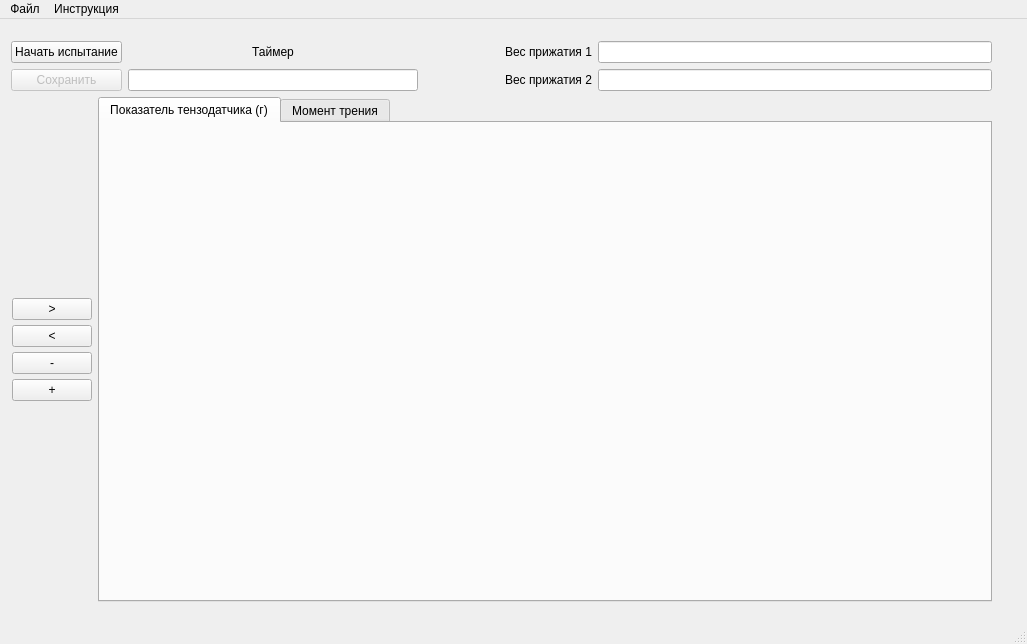
Above: design.ui from 1Aboka1/tribometer-arduino before the change. Below: the same form after it.
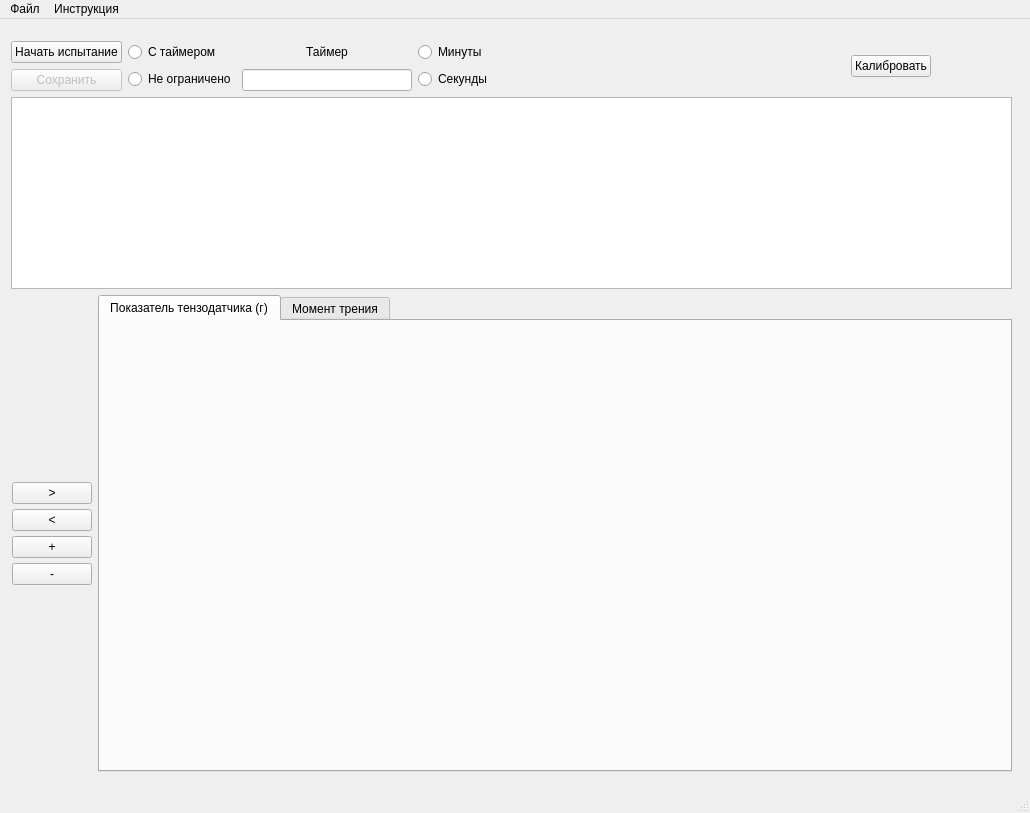
That is the form after the change.

Commit message: long exit fixed; table added; no timer; several exams

```diff
--- a/design.ui
+++ b/design.ui
@@ -6,25 +6,25 @@
    <rect>
     <x>0</x>
     <y>0</y>
-    <width>1027</width>
-    <height>644</height>
+    <width>1030</width>
+    <height>813</height>
    </rect>
   </property>
   <property name="windowTitle">
    <string>MainWindow</string>
   </property>
   <widget class="QWidget" name="centralwidget">
-   <widget class="QWidget" name="">
+   <widget class="QWidget" name="layoutWidget">
     <property name="geometry">
      <rect>
       <x>11</x>
       <y>22</y>
-      <width>981</width>
-      <height>561</height>
+      <width>1001</width>
+      <height>731</height>
      </rect>
     </property>
     <layout class="QGridLayout" name="gridLayout">
-     <item row="1" column="0">
+     <item row="2" column="0">
       <layout class="QHBoxLayout" name="horizontalLayout_4">
        <item>
         <layout class="QVBoxLayout" name="verticalLayout_6">
@@ -32,7 +32,7 @@
           <number>5</number>
          </property>
          <property name="sizeConstraint">
-          <enum>QLayout::SetFixedSize</enum>
+          <enum>QLayout::SetMinimumSize</enum>
          </property>
          <property name="leftMargin">
           <number>1</number>
@@ -73,16 +73,6 @@
            </property>
           </widget>
          </item>
-         <item>
-          <widget class="QPushButton" name="zoomOut">
-           <property name="layoutDirection">
-            <enum>Qt::LeftToRight</enum>
-           </property>
-           <property name="text">
-            <string>-</string>
-           </property>
-          </widget>
-         </item>
          <item>
           <widget class="QPushButton" name="zoomIn">
            <property name="layoutDirection">
@@ -93,6 +83,16 @@
            </property>
           </widget>
          </item>
+         <item>
+          <widget class="QPushButton" name="zoomOut">
+           <property name="layoutDirection">
+            <enum>Qt::LeftToRight</enum>
+           </property>
+           <property name="text">
+            <string>-</string>
+           </property>
+          </widget>
+         </item>
          <item>
           <spacer name="verticalSpacer">
            <property name="orientation">
@@ -186,6 +186,30 @@
            </item>
           </layout>
          </item>
+         <item>
+          <layout class="QVBoxLayout" name="verticalLayout_10">
+           <item>
+            <widget class="QRadioButton" name="with_timer_button">
+             <property name="text">
+              <string>С таймером</string>
+             </property>
+             <attribute name="buttonGroup">
+              <string notr="true">buttonGroup_2</string>
+             </attribute>
+            </widget>
+           </item>
+           <item>
+            <widget class="QRadioButton" name="no_timer_button">
+             <property name="text">
+              <string>Не ограничено</string>
+             </property>
+             <attribute name="buttonGroup">
+              <string notr="true">buttonGroup_2</string>
+             </attribute>
+            </widget>
+           </item>
+          </layout>
+         </item>
          <item>
           <layout class="QVBoxLayout" name="verticalLayout_2">
            <property name="sizeConstraint">
@@ -212,42 +236,121 @@
            </item>
           </layout>
          </item>
+         <item>
+          <layout class="QVBoxLayout" name="verticalLayout_9">
+           <item>
+            <widget class="QRadioButton" name="radioButton">
+             <property name="text">
+              <string>Минуты</string>
+             </property>
+             <attribute name="buttonGroup">
+              <string notr="true">buttonGroup</string>
+             </attribute>
+            </widget>
+           </item>
+           <item>
+            <widget class="QRadioButton" name="radioButton_2">
+             <property name="text">
+              <string>Секунды</string>
+             </property>
+             <attribute name="buttonGroup">
+              <string notr="true">buttonGroup</string>
+             </attribute>
+            </widget>
+           </item>
+          </layout>
+         </item>
+         <item>
+          <spacer name="horizontalSpacer_2">
+           <property name="orientation">
+            <enum>Qt::Horizontal</enum>
+           </property>
+           <property name="sizeHint" stdset="0">
+            <size>
+             <width>40</width>
+             <height>20</height>
+            </size>
+           </property>
+          </spacer>
+         </item>
+         <item>
+          <spacer name="horizontalSpacer">
+           <property name="orientation">
+            <enum>Qt::Horizontal</enum>
+           </property>
+           <property name="sizeHint" stdset="0">
+            <size>
+             <width>40</width>
+             <height>20</height>
+            </size>
+           </property>
+          </spacer>
+         </item>
+         <item>
+          <widget class="QLabel" name="loading_gif_label">
+           <property name="enabled">
+            <bool>false</bool>
+           </property>
+           <property name="sizePolicy">
+            <sizepolicy hsizetype="Minimum" vsizetype="Minimum">
+             <horstretch>0</horstretch>
+             <verstretch>0</verstretch>
+            </sizepolicy>
+           </property>
+           <property name="text">
+            <string/>
+           </property>
+          </widget>
+         </item>
+         <item>
+          <widget class="QPushButton" name="calibrate_button">
+           <property name="text">
+            <string>Калибровать</string>
+           </property>
+          </widget>
+         </item>
         </layout>
        </item>
        <item>
         <layout class="QVBoxLayout" name="verticalLayout_3">
          <item>
-          <layout class="QHBoxLayout" name="horizontalLayout">
-           <item>
-            <widget class="QLabel" name="label">
-             <property name="text">
-              <string>Вес прижатия 1</string>
-             </property>
-            </widget>
-           </item>
-           <item>
-            <widget class="QLineEdit" name="lineEdit"/>
-           </item>
-          </layout>
+          <layout class="QHBoxLayout" name="horizontalLayout"/>
          </item>
          <item>
-          <layout class="QHBoxLayout" name="horizontalLayout_2">
-           <item>
-            <widget class="QLabel" name="label_3">
-             <property name="text">
-              <string>Вес прижатия 2</string>
-             </property>
-            </widget>
-           </item>
-           <item>
-            <widget class="QLineEdit" name="lineEdit_2"/>
-           </item>
-          </layout>
+          <layout class="QHBoxLayout" name="horizontalLayout_2"/>
          </item>
         </layout>
        </item>
       </layout>
      </item>
+     <item row="1" column="0">
+      <widget class="QTableWidget" name="tableWidget">
+       <property name="sizePolicy">
+        <sizepolicy hsizetype="Minimum" vsizetype="Minimum">
+         <horstretch>0</horstretch>
+         <verstretch>0</verstretch>
+        </sizepolicy>
+       </property>
+       <attribute name="horizontalHeaderDefaultSectionSize">
+        <number>450</number>
+       </attribute>
+       <attribute name="horizontalHeaderStretchLastSection">
+        <bool>true</bool>
+       </attribute>
+       <attribute name="verticalHeaderCascadingSectionResizes">
+        <bool>true</bool>
+       </attribute>
+       <attribute name="verticalHeaderDefaultSectionSize">
+        <number>6</number>
+       </attribute>
+       <attribute name="verticalHeaderMinimumSectionSize">
+        <number>10</number>
+       </attribute>
+       <attribute name="verticalHeaderStretchLastSection">
+        <bool>false</bool>
+       </attribute>
+      </widget>
+     </item>
     </layout>
    </widget>
   </widget>
@@ -256,7 +359,7 @@
     <rect>
      <x>0</x>
      <y>0</y>
-     <width>1027</width>
+     <width>1030</width>
      <height>26</height>
     </rect>
    </property>
```
Left out of the diff: 4 changed lines with no effect on the pictures. The commit also changes 5 other files.
